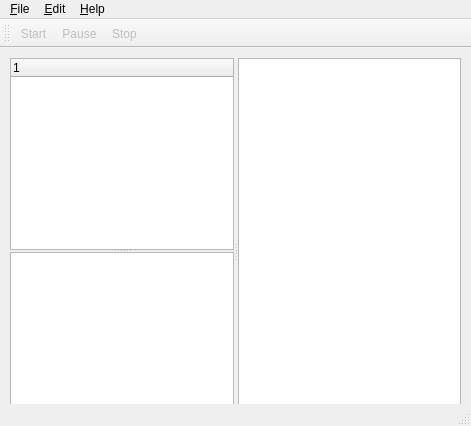
The window that trunk/FTPSynchronizer/MainWindow.ui (martin-kudlicka/ftp-synchronizer) describes before a commit, drawn with Qt 5.
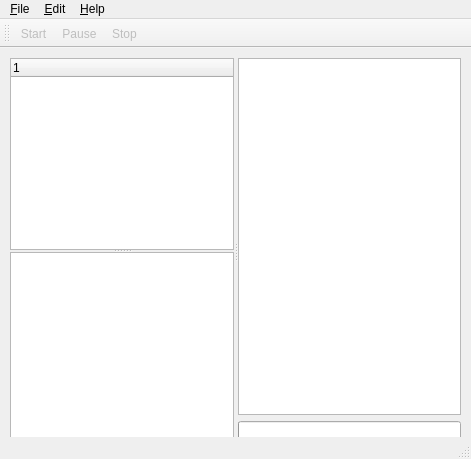
The same window after the commit.

The edit to the form file:
```diff
--- a/trunk/FTPSynchronizer/MainWindow.ui
+++ b/trunk/FTPSynchronizer/MainWindow.ui
@@ -9,7 +9,7 @@
     <x>0</x>
     <y>0</y>
     <width>471</width>
-    <height>426</height>
+    <height>459</height>
    </rect>
   </property>
   <property name="windowTitle" >
```
